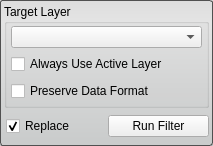
Above: src/Interface/ToolInterface/GradientMagnitudeFilterInterface.ui from SCIInstitute/Seg3D before the change. Below: the same form after it.
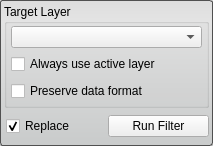
That is the form after the change. Custom widgets are drawn as their Qt base class.

Commit message: fixed Threshold Tool: Move "Create Threshold Layer" button to b... fixed Tools/Filters: Inconsistent capitalization for groupboxes fixed Tools/Filters: Inconsistent capitalization for checkboxes

What changed in the file:
```diff
--- a/src/Interface/ToolInterface/GradientMagnitudeFilterInterface.ui
+++ b/src/Interface/ToolInterface/GradientMagnitudeFilterInterface.ui
@@ -91,7 +91,7 @@
          <item>
           <widget class="QCheckBox" name="use_active_layer_">
            <property name="text">
-            <string>Always Use Active Layer</string>
+            <string>Always use active layer</string>
            </property>
           </widget>
          </item>
@@ -116,7 +116,7 @@
          <item>
           <widget class="QCheckBox" name="preserve_data_format_">
            <property name="text">
-            <string>Preserve Data Format</string>
+            <string>Preserve data format</string>
            </property>
           </widget>
          </item>
```
The commit also changes 52 other files.
